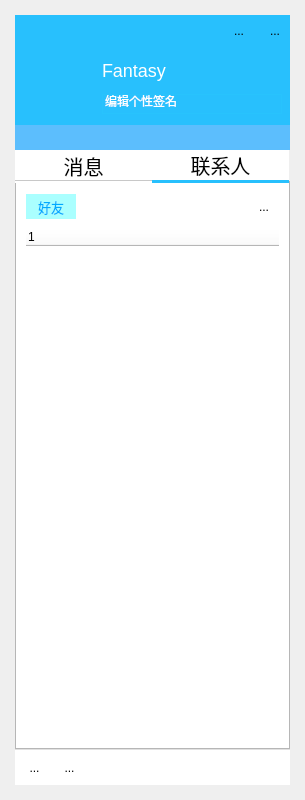
First picture: the form in QQClient/maininterface.ui, repository Fantasy714/-Qt5-C-S-QQ-, before the edit.
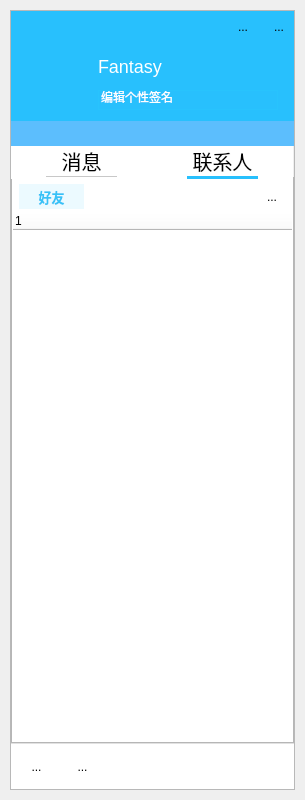
Second picture: the form after the edit. Icons and pictures are not drawn.

What changed in the file:
```diff
--- a/QQClient/maininterface.ui
+++ b/QQClient/maininterface.ui
@@ -33,16 +33,40 @@
     <number>0</number>
    </property>
    <property name="leftMargin">
-    <number>15</number>
+    <number>10</number>
    </property>
    <property name="topMargin">
-    <number>15</number>
+    <number>10</number>
    </property>
    <property name="rightMargin">
-    <number>15</number>
+    <number>10</number>
    </property>
    <property name="bottomMargin">
-    <number>15</number>
+    <number>10</number>
+   </property>
+   <item>
+    <widget class="QFrame" name="frame">
+     <property name="frameShape">
+      <enum>QFrame::StyledPanel</enum>
+     </property>
+     <property name="frameShadow">
+      <enum>QFrame::Raised</enum>
+     </property>
+     <layout class="QVBoxLayout" name="verticalLayout_6">
+      <property name="spacing">
+       <number>0</number>
+      </property>
+      <property name="leftMargin">
+       <number>0</number>
+      </property>
+      <property name="topMargin">
+       <number>0</number>
+      </property>
+      <property name="rightMargin">
+       <number>0</number>
+      </property>
+      <property name="bottomMargin">
+       <number>0</number>
    </property>
    <item>
     <widget class="QWidget" name="HeadWidget" native="true">
@@ -502,7 +526,9 @@
       <string notr="true">QTabBar::tab
 {
 	font:20px;
-	width:137px;
+	margin-right:35px;
+	width:71px;
+	margin-left:35px;
 	height:30px;
 	border-style:solid;
 	border-top-width:0px;
@@ -565,28 +591,56 @@
        <string>联系人</string>
       </attribute>
       <layout class="QVBoxLayout" name="verticalLayout_4">
+          <property name="spacing">
+           <number>0</number>
+          </property>
+          <property name="leftMargin">
+           <number>0</number>
+          </property>
+          <property name="topMargin">
+           <number>0</number>
+          </property>
+          <property name="rightMargin">
+           <number>0</number>
+          </property>
+          <property name="bottomMargin">
+           <number>0</number>
+          </property>
        <item>
         <layout class="QHBoxLayout" name="horizontalLayout_4">
+            <property name="spacing">
+             <number>0</number>
+            </property>
+            <property name="leftMargin">
+             <number>6</number>
+            </property>
+            <property name="topMargin">
+             <number>3</number>
+            </property>
+            <property name="rightMargin">
+             <number>5</number>
+            </property>
          <item>
           <widget class="QLabel" name="label_2">
            <property name="minimumSize">
             <size>
-             <width>50</width>
+                <width>65</width>
              <height>25</height>
             </size>
            </property>
            <property name="maximumSize">
             <size>
-             <width>50</width>
+                <width>65</width>
              <height>25</height>
             </size>
            </property>
            <property name="styleSheet">
             <string notr="true">QLabel
 {
-	background-color:rgb(170, 255, 255);
+	background-color:rgb(236,250,255);
 	font-size:13px;
-	color:rgb(0, 170, 255);
+	font-weight:bold;
+	color:rgb(55,194,247);
 }</string>
            </property>
            <property name="text">
@@ -680,8 +734,8 @@
            <rect>
             <x>0</x>
             <y>0</y>
-            <width>251</width>
-            <height>506</height>
+               <width>277</width>
+               <height>526</height>
            </rect>
           </property>
           <layout class="QVBoxLayout" name="verticalLayout_5">
@@ -706,6 +760,16 @@
               <string notr="true">QTreeWidget
 {
 	border-style:none;
+}
+QTreeWidget::item:hover
+{
+	background-color:rgb(235,235,235);
+	color:black;
+}
+QTreeWidget::item:selected
+{
+	background-color:rgb(235,235,235);
+	color:black;
 }</string>
              </property>
              <column>
@@ -728,13 +792,13 @@
      <property name="minimumSize">
       <size>
        <width>0</width>
-       <height>35</height>
+          <height>45</height>
       </size>
      </property>
      <property name="maximumSize">
       <size>
        <width>16777215</width>
-       <height>35</height>
+          <height>45</height>
       </size>
      </property>
      <property name="styleSheet">
@@ -743,14 +807,35 @@
 	background-color:white;
 }</string>
      </property>
+        <layout class="QHBoxLayout" name="horizontalLayout">
+         <property name="spacing">
+          <number>1</number>
+         </property>
+         <property name="leftMargin">
+          <number>3</number>
+         </property>
+         <property name="topMargin">
+          <number>0</number>
+         </property>
+         <property name="rightMargin">
+          <number>0</number>
+         </property>
+         <property name="bottomMargin">
+          <number>0</number>
+         </property>
+         <item>
      <widget class="QToolButton" name="MainMenu">
-      <property name="geometry">
-       <rect>
-        <x>2</x>
-        <y>0</y>
-        <width>35</width>
-        <height>35</height>
-       </rect>
+           <property name="minimumSize">
+            <size>
+             <width>45</width>
+             <height>45</height>
+            </size>
+           </property>
+           <property name="maximumSize">
+            <size>
+             <width>45</width>
+             <height>45</height>
+            </size>
       </property>
       <property name="styleSheet">
        <string notr="true">QToolButton:hover
@@ -772,22 +857,28 @@
       </property>
       <property name="iconSize">
        <size>
-        <width>22</width>
-        <height>22</height>
+             <width>28</width>
+             <height>28</height>
        </size>
       </property>
       <property name="autoRaise">
        <bool>true</bool>
       </property>
      </widget>
+         </item>
+         <item>
      <widget class="QToolButton" name="AddFriends">
-      <property name="geometry">
-       <rect>
-        <x>37</x>
-        <y>0</y>
-        <width>35</width>
-        <height>35</height>
-       </rect>
+           <property name="minimumSize">
+            <size>
+             <width>45</width>
+             <height>45</height>
+            </size>
+           </property>
+           <property name="maximumSize">
+            <size>
+             <width>45</width>
+             <height>45</height>
+            </size>
       </property>
       <property name="styleSheet">
        <string notr="true">QToolButton:hover
@@ -809,14 +900,32 @@
       </property>
       <property name="iconSize">
        <size>
-        <width>23</width>
-        <height>23</height>
+             <width>30</width>
+             <height>30</height>
        </size>
       </property>
       <property name="autoRaise">
        <bool>true</bool>
       </property>
      </widget>
+         </item>
+         <item>
+          <spacer name="horizontalSpacer">
+           <property name="orientation">
+            <enum>Qt::Horizontal</enum>
+           </property>
+           <property name="sizeHint" stdset="0">
+            <size>
+             <width>185</width>
+             <height>20</height>
+            </size>
+           </property>
+          </spacer>
+         </item>
+        </layout>
+       </widget>
+      </item>
+     </layout>
     </widget>
    </item>
   </layout>
```
Lines whose indentation alone changed are shown as unchanged.
